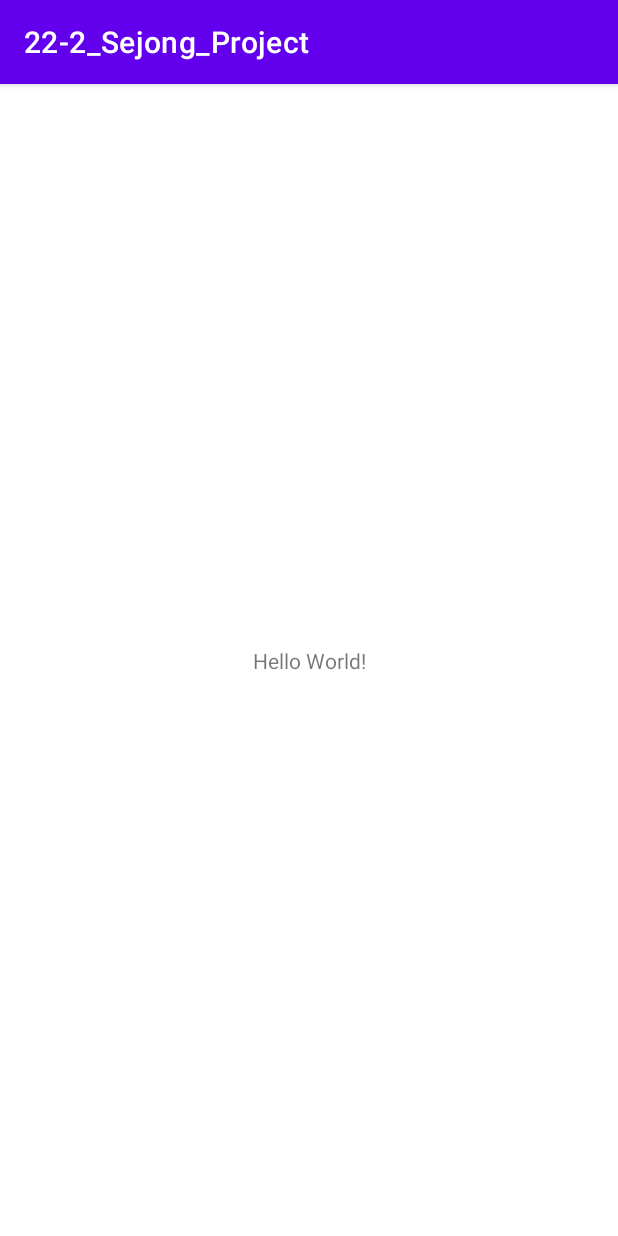
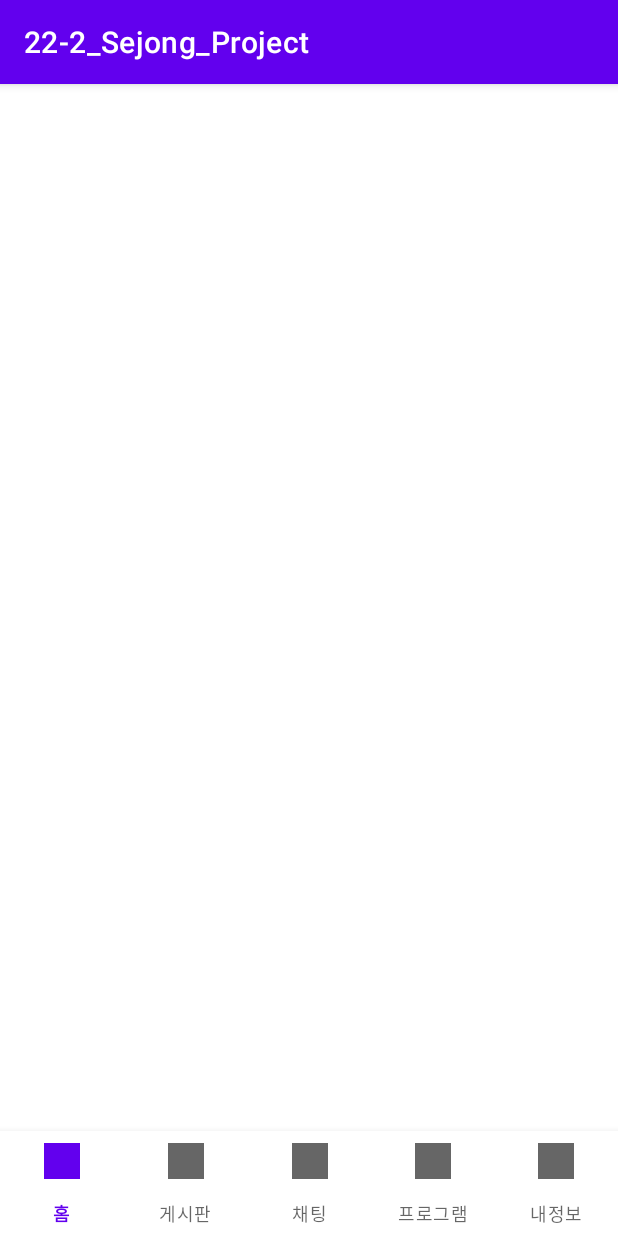
Before and after one commit to ahnsugyeong/Sejong-Android, an Android app: the screen it shows after launch (MainActivity), on a phone screen of 412 x 824 dp. Run offline under Robolectric (Android 15) with nearby library versions, the phone set to English and light mode, and no system bars.

Commit message:
08.11 16:05

```diff
--- a/app/build.gradle
+++ b/app/build.gradle
@@ -6,7 +6,10 @@ plugins {
 
 android {
     compileSdk 32
-
+    buildFeatures {
+        // 뷰 바인딩 활성화
+        viewBinding true
+    }
     defaultConfig {
         applicationId "com.example.a22_2_sejong_project"
         minSdk 21
@@ -31,10 +34,15 @@ android {
         jvmTarget = '1.8'
     }
 }
+apply plugin: 'com.google.gms.google-services'
+apply plugin: 'com.android.application'
 
 dependencies {
+    // firebase
+    implementation platform('com.google.firebase:firebase-bom:30.3.1')
+    implementation 'com.google.firebase:firebase-analytics-ktx'
 
-    implementation 'androidx.core:core-ktx:1.7.0'
+    implementation 'androidx.core:core-ktx:1.8.0'
     implementation 'androidx.appcompat:appcompat:1.4.2'
     implementation 'com.google.android.material:material:1.6.1'
     implementation 'androidx.constraintlayout:constraintlayout:2.1.4'
--- a/app/src/main/java/com/example/a22_2_sejong_project/MainActivity.kt
+++ b/app/src/main/java/com/example/a22_2_sejong_project/MainActivity.kt
@@ -2,10 +2,31 @@ package com.example.a22_2_sejong_project
 
 import androidx.appcompat.app.AppCompatActivity
 import android.os.Bundle
+import android.view.MenuItem
+import com.example.a22_2_sejong_project.databinding.ActivityMainBinding
+import com.google.android.material.bottomnavigation.BottomNavigationView
 
-class MainActivity : AppCompatActivity() {
+class MainActivity : AppCompatActivity(),BottomNavigationView.OnNavigationItemSelectedListener {
+    private var _Binding: ActivityMainBinding? = null
+    private val binding get() = _Binding!!
     override fun onCreate(savedInstanceState: Bundle?) {
         super.onCreate(savedInstanceState)
-        setContentView(R.layout.activity_main)
+        _Binding = ActivityMainBinding.inflate(layoutInflater)
+        setContentView(binding.root)
+
+        binding.mainBottomNav.setOnNavigationItemSelectedListener(this)
+        binding.mainBottomNav.selectedItemId = R.id.nav_item1
+
+
+    }
+    override fun onDestroy() {
+        _Binding = null
+        super.onDestroy()
+    }
+
+    override fun onNavigationItemSelected(item: MenuItem): Boolean {
+
+
+        return false
     }
 }
--- a/app/src/main/res/layout/activity_main.xml
+++ b/app/src/main/res/layout/activity_main.xml
@@ -6,13 +6,13 @@
     android:layout_height="match_parent"
     tools:context=".MainActivity">
 
-    <TextView
-        android:layout_width="wrap_content"
-        android:layout_height="wrap_content"
-        android:text="Hello World!"
+    <com.google.android.material.bottomnavigation.BottomNavigationView
+        android:id="@+id/main_bottom_nav"
+        android:layout_width="match_parent"
+        android:layout_height="70dp"
+        app:labelVisibilityMode="labeled"
         app:layout_constraintBottom_toBottomOf="parent"
         app:layout_constraintEnd_toEndOf="parent"
         app:layout_constraintStart_toStartOf="parent"
-        app:layout_constraintTop_toTopOf="parent" />
-
+        app:menu="@menu/nav_menu" />
 </androidx.constraintlayout.widget.ConstraintLayout>
--- /dev/null
+++ b/app/src/main/res/menu/nav_menu.xml
@@ -0,0 +1,31 @@
+<?xml version="1.0" encoding="utf-8"?>
+<menu xmlns:android="http://schemas.android.com/apk/res/android">
+    <item
+        android:id="@+id/nav_item1"
+        android:checked="true"
+        android:enabled="true"
+        android:icon="@drawable/sample_image"
+        android:title="홈"
+        android:visible="true"/>
+    <item
+        android:id="@+id/nav_item2"
+        android:enabled="true"
+        android:icon="@drawable/sample_image"
+        android:title="게시판"
+        android:visible="true"/>
+    <item
+        android:id="@+id/nav_item3"
+        android:enabled="true"
+        android:icon="@drawable/sample_image"
+        android:title="채팅" />
+    <item
+        android:id="@+id/nav_item4"
+        android:enabled="true"
+        android:icon="@drawable/sample_image"
+        android:title="프로그램" />
+    <item
+        android:id="@+id/nav_item5"
+        android:enabled="true"
+        android:icon="@drawable/sample_image"
+        android:title="내정보" />
+</menu>
--- a/build.gradle
+++ b/build.gradle
@@ -1,4 +1,13 @@
 // Top-level build file where you can add configuration options common to all sub-projects/modules.
+buildscript {
+    repositories {
+        google()  // Google's Maven repository
+    }
+    dependencies {
+        classpath 'com.google.gms:google-services:4.3.13'
+    }
+}
+
 plugins {
     id 'com.android.application' version '7.2.1' apply false
     id 'com.android.library' version '7.2.1' apply false
--- a/settings.gradle
+++ b/settings.gradle
@@ -12,5 +12,7 @@ dependencyResolutionManagement {
         mavenCentral()
     }
 }
+
+
 rootProject.name = "22-2_Sejong_Project"
 include ':app'
```
Also changed, not shown: app/src/main/res/drawable/sample_image.png (added), 1 other file.
